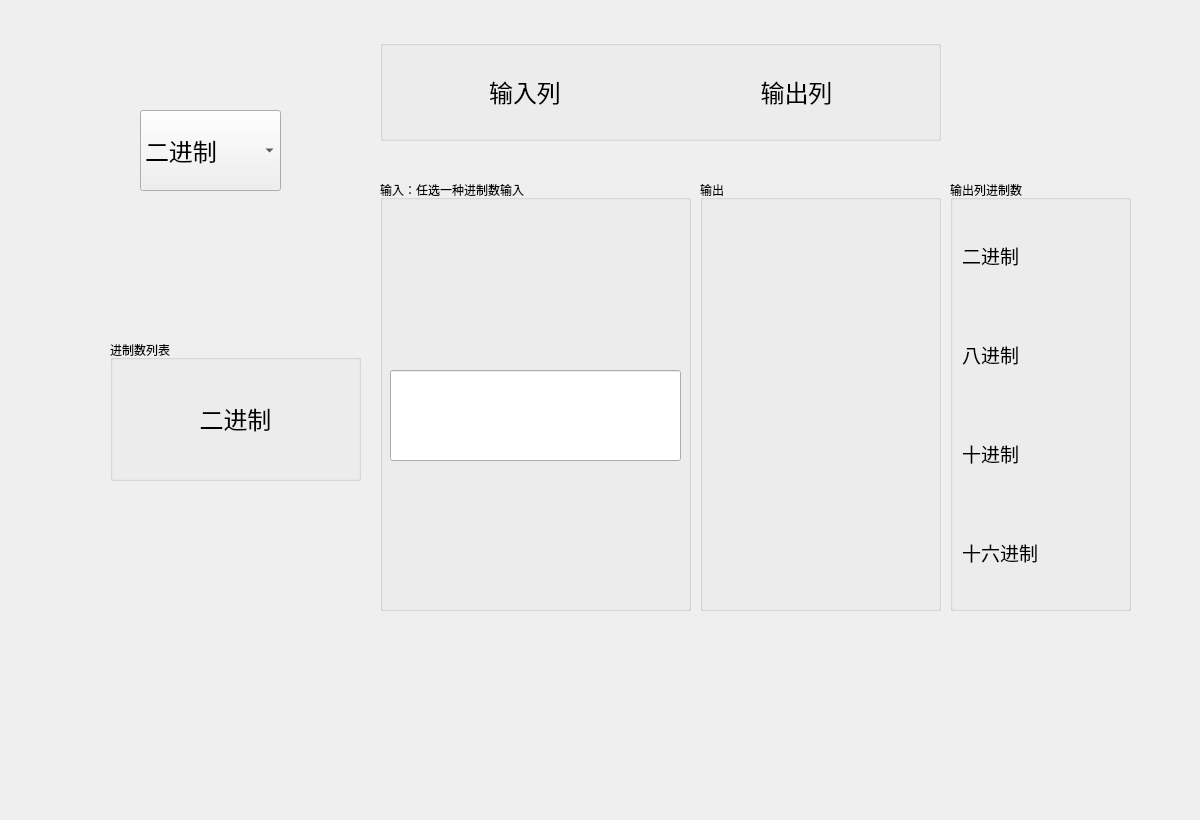
Qt form ICcalculator/programmer.ui (tyanxie/IC_Calculator) before a commit.
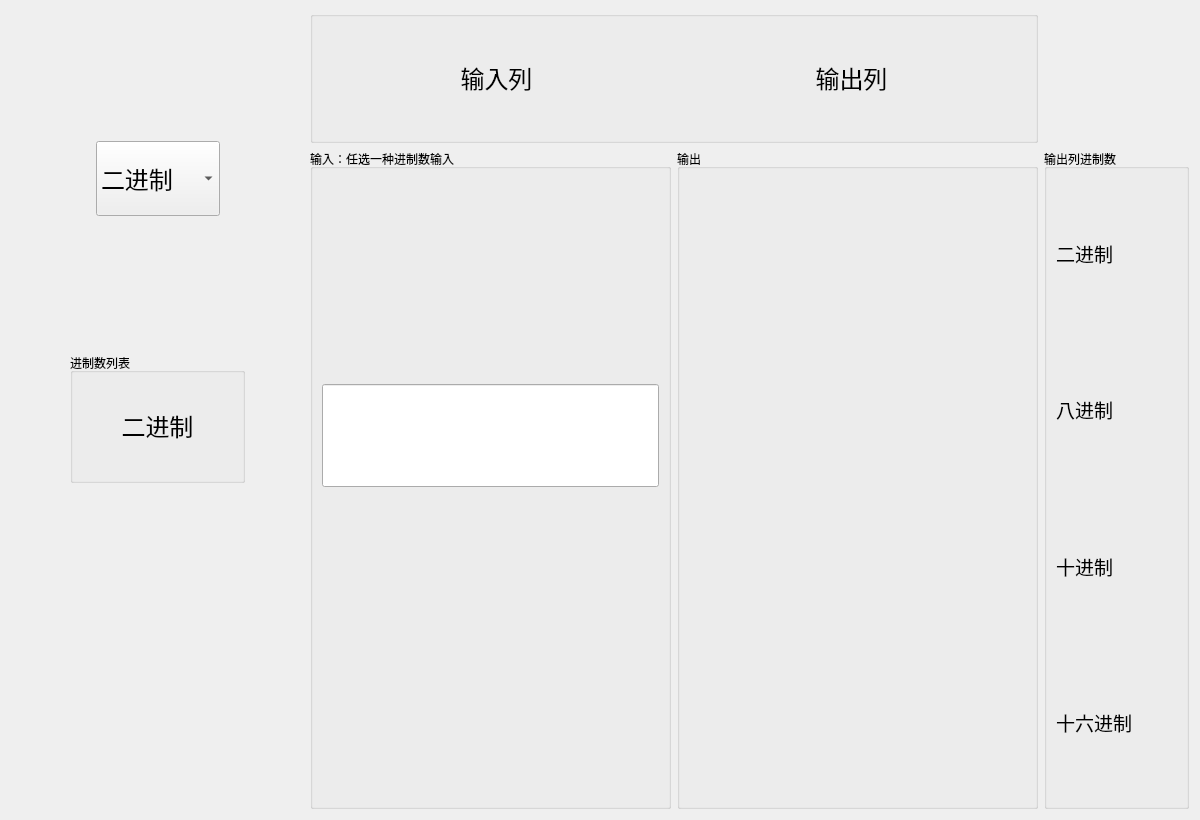
The same form after that commit.

What changed in the file:
```diff
--- a/ICcalculator/programmer.ui
+++ b/ICcalculator/programmer.ui
@@ -13,15 +13,118 @@
   <property name="windowTitle">
    <string>Form</string>
   </property>
+  <layout class="QHBoxLayout" name="horizontalLayout_5" stretch="1,3">
+   <item>
+    <layout class="QVBoxLayout" name="verticalLayout_4" stretch="4,2,4,4,10">
+     <item>
+      <spacer name="verticalSpacer">
+       <property name="orientation">
+        <enum>Qt::Vertical</enum>
+       </property>
+       <property name="sizeHint" stdset="0">
+        <size>
+         <width>20</width>
+         <height>40</height>
+        </size>
+       </property>
+      </spacer>
+     </item>
+     <item>
+      <layout class="QHBoxLayout" name="horizontalLayout_3">
+       <item>
+        <spacer name="horizontalSpacer">
+         <property name="orientation">
+          <enum>Qt::Horizontal</enum>
+         </property>
+         <property name="sizeHint" stdset="0">
+          <size>
+           <width>40</width>
+           <height>20</height>
+          </size>
+         </property>
+        </spacer>
+       </item>
+       <item>
+        <widget class="QComboBox" name="comboBox">
+         <property name="minimumSize">
+          <size>
+           <width>0</width>
+           <height>75</height>
+          </size>
+         </property>
+         <property name="font">
+          <font>
+           <family>华文行楷</family>
+           <pointsize>18</pointsize>
+          </font>
+         </property>
+         <item>
+          <property name="text">
+           <string>二进制</string>
+          </property>
+         </item>
+         <item>
+          <property name="text">
+           <string>八进制</string>
+          </property>
+         </item>
+         <item>
+          <property name="text">
+           <string>十进制</string>
+          </property>
+         </item>
+         <item>
+          <property name="text">
+           <string>十六进制</string>
+          </property>
+         </item>
+        </widget>
+       </item>
+       <item>
+        <spacer name="horizontalSpacer_2">
+         <property name="orientation">
+          <enum>Qt::Horizontal</enum>
+         </property>
+         <property name="sizeHint" stdset="0">
+          <size>
+           <width>40</width>
+           <height>20</height>
+          </size>
+         </property>
+        </spacer>
+       </item>
+      </layout>
+     </item>
+     <item>
+      <spacer name="verticalSpacer_2">
+       <property name="orientation">
+        <enum>Qt::Vertical</enum>
+       </property>
+       <property name="sizeHint" stdset="0">
+        <size>
+         <width>20</width>
+         <height>40</height>
+        </size>
+       </property>
+      </spacer>
+     </item>
+     <item>
+      <layout class="QHBoxLayout" name="horizontalLayout_4" stretch="1,3,1">
+       <item>
+        <spacer name="horizontalSpacer_3">
+         <property name="orientation">
+          <enum>Qt::Horizontal</enum>
+         </property>
+         <property name="sizeHint" stdset="0">
+          <size>
+           <width>40</width>
+           <height>20</height>
+          </size>
+         </property>
+        </spacer>
+       </item>
+       <item>
   <widget class="QGroupBox" name="groupBox">
-   <property name="geometry">
-    <rect>
-     <x>110</x>
-     <y>340</y>
-     <width>251</width>
-     <height>141</height>
-    </rect>
-   </property>
    <property name="title">
     <string>进制数列表</string>
    </property>
@@ -47,15 +150,41 @@
     </item>
    </layout>
   </widget>
+       </item>
+       <item>
+        <spacer name="horizontalSpacer_4">
+         <property name="orientation">
+          <enum>Qt::Horizontal</enum>
+         </property>
+         <property name="sizeHint" stdset="0">
+          <size>
+           <width>40</width>
+           <height>20</height>
+          </size>
+         </property>
+        </spacer>
+       </item>
+      </layout>
+     </item>
+     <item>
+      <spacer name="verticalSpacer_3">
+       <property name="orientation">
+        <enum>Qt::Vertical</enum>
+       </property>
+       <property name="sizeHint" stdset="0">
+        <size>
+         <width>20</width>
+         <height>40</height>
+        </size>
+       </property>
+      </spacer>
+     </item>
+    </layout>
+   </item>
+   <item>
+    <layout class="QGridLayout" name="gridLayout" rowstretch="1,5" columnstretch="5,1">
+     <item row="0" column="0">
   <widget class="QGroupBox" name="groupBox_2">
-   <property name="geometry">
-    <rect>
-     <x>380</x>
-     <y>40</y>
-     <width>561</width>
-     <height>101</height>
-    </rect>
-   </property>
    <property name="title">
     <string/>
    </property>
@@ -98,27 +227,30 @@
     </item>
    </layout>
   </widget>
+     </item>
+     <item row="1" column="0">
+      <layout class="QHBoxLayout" name="horizontalLayout_2" stretch="1,1">
+       <item>
   <widget class="QGroupBox" name="groupBox_3">
-   <property name="geometry">
-    <rect>
-     <x>380</x>
-     <y>180</y>
-     <width>311</width>
-     <height>431</height>
-    </rect>
-   </property>
    <property name="title">
     <string>输入：任选一种进制数输入</string>
    </property>
+         <layout class="QVBoxLayout" name="verticalLayout_5" stretch="2,1,3">
+          <item>
+           <spacer name="verticalSpacer_4">
+            <property name="orientation">
+             <enum>Qt::Vertical</enum>
+            </property>
+            <property name="sizeHint" stdset="0">
+             <size>
+              <width>20</width>
+              <height>40</height>
+             </size>
+            </property>
+           </spacer>
+          </item>
+          <item>
    <widget class="QLineEdit" name="input">
-    <property name="geometry">
-     <rect>
-      <x>10</x>
-      <y>190</y>
-      <width>291</width>
-      <height>91</height>
-     </rect>
-    </property>
     <property name="sizePolicy">
      <sizepolicy hsizetype="Expanding" vsizetype="Expanding">
       <horstretch>0</horstretch>
@@ -138,16 +270,25 @@
      </font>
     </property>
    </widget>
-  </widget>
+          </item>
+          <item>
+           <spacer name="verticalSpacer_5">
+            <property name="orientation">
+             <enum>Qt::Vertical</enum>
+            </property>
+            <property name="sizeHint" stdset="0">
+             <size>
+              <width>20</width>
+              <height>40</height>
+             </size>
+            </property>
+           </spacer>
+          </item>
+         </layout>
+        </widget>
+       </item>
+       <item>
   <widget class="QGroupBox" name="groupBox_4">
-   <property name="geometry">
-    <rect>
-     <x>700</x>
-     <y>180</y>
-     <width>241</width>
-     <height>431</height>
-    </rect>
-   </property>
    <property name="title">
     <string>输出</string>
    </property>
@@ -230,51 +371,11 @@
     </item>
    </layout>
   </widget>
-  <widget class="QComboBox" name="comboBox">
-   <property name="geometry">
-    <rect>
-     <x>140</x>
-     <y>110</y>
-     <width>141</width>
-     <height>81</height>
-    </rect>
-   </property>
-   <property name="font">
-    <font>
-     <family>华文行楷</family>
-     <pointsize>18</pointsize>
-    </font>
-   </property>
-   <item>
-    <property name="text">
-     <string>二进制</string>
-    </property>
-   </item>
-   <item>
-    <property name="text">
-     <string>八进制</string>
-    </property>
-   </item>
-   <item>
-    <property name="text">
-     <string>十进制</string>
-    </property>
-   </item>
-   <item>
-    <property name="text">
-     <string>十六进制</string>
-    </property>
-   </item>
-  </widget>
+       </item>
+      </layout>
+     </item>
+     <item row="1" column="1">
   <widget class="QGroupBox" name="groupBox_5">
-   <property name="geometry">
-    <rect>
-     <x>950</x>
-     <y>180</y>
-     <width>181</width>
-     <height>431</height>
-    </rect>
-   </property>
    <property name="title">
     <string>输出列进制数</string>
    </property>
@@ -357,6 +458,10 @@
     </item>
    </layout>
   </widget>
+     </item>
+    </layout>
+   </item>
+  </layout>
  </widget>
  <resources/>
  <connections/>
```
Lines whose indentation alone changed are shown as unchanged.
